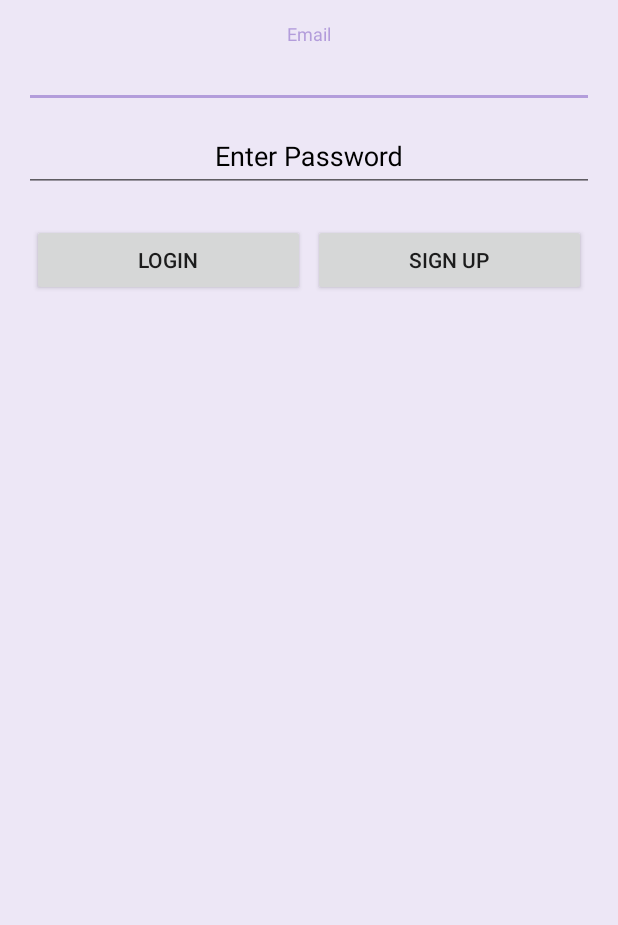
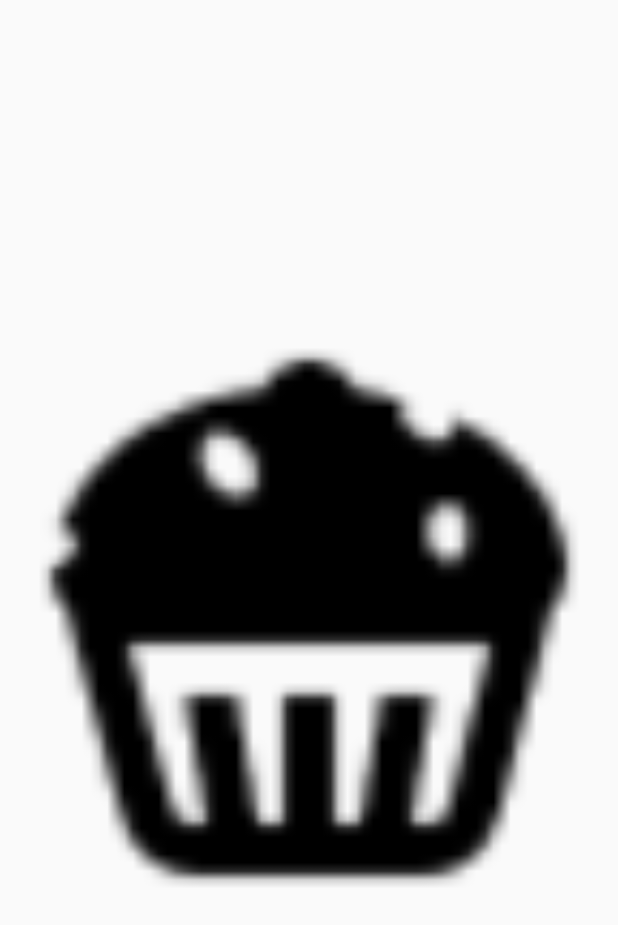
Before and after one commit to BrijeshDutta/MandC, an Android app: the screen it shows after launch (LoginActivity before the commit, SplashScreenActivity after it), on a phone screen of 412 x 824 dp. Shown: the top 925 px of the screen. Run offline under Robolectric (Android 15) with nearby library versions, the phone set to English and light mode, and no system bars.

Commit message:
1. added splash screen support 2. cleared gravity center for Login Screen

```diff
--- a/app/build.gradle
+++ b/app/build.gradle
@@ -44,4 +44,5 @@ dependencies {
 
 
 
+
 apply plugin: 'com.google.gms.google-services'
--- a/app/src/main/AndroidManifest.xml
+++ b/app/src/main/AndroidManifest.xml
@@ -6,7 +6,7 @@
     <uses-permission android:name="android.permission.GET_ACCOUNTS" />
     <uses-permission android:name="android.permission.READ_PROFILE" />
     <uses-permission android:name="android.permission.READ_CONTACTS" />
-    <uses-permission android:name="android.permission.INTERNET"/>
+    <uses-permission android:name="android.permission.INTERNET" />
 
     <application
         android:allowBackup="true"
@@ -15,14 +15,16 @@
         android:roundIcon="@mipmap/ic_launcher_round"
         android:supportsRtl="true"
         android:theme="@style/AppTheme">
-        <activity
-            android:name=".LoginActivity"
-            android:label="@string/app_name">
+        <activity android:name="muffsandchocss.com.utility.SplashScreenActivity">
             <intent-filter>
                 <action android:name="android.intent.action.MAIN" />
 
                 <category android:name="android.intent.category.LAUNCHER" />
             </intent-filter>
+        </activity>
+        <activity
+            android:name=".LoginActivity"
+            android:label="@string/app_name">
         </activity>
         <activity
             android:name=".RegisterUserActivity"
@@ -33,7 +35,8 @@
         <activity
             android:name=".HomeActivity"
             android:label="@string/muffs_and_chocss"
-            android:theme="@style/AppTheme"></activity>
+            android:theme="@style/AppTheme" />
+
     </application>
 
 </manifest>
--- /dev/null
+++ b/app/src/main/java/muffsandchocss/com/utility/SplashScreenActivity.java
@@ -0,0 +1,32 @@
+package muffsandchocss.com.utility;
+
+import android.content.Intent;
+import android.support.v7.app.AppCompatActivity;
+import android.os.Bundle;
+
+import muffsandchocss.com.mandc.LoginActivity;
+import muffsandchocss.com.mandc.R;
+
+public class SplashScreenActivity extends AppCompatActivity {
+
+    @Override
+    protected void onCreate(Bundle savedInstanceState) {
+        super.onCreate(savedInstanceState);
+        setContentView(R.layout.activity_splash_screen);
+
+        Thread myThread = new Thread(){
+            @Override
+            public void run() {
+                try {
+                    sleep(3000);
+                    Intent intent = new Intent(getApplicationContext(), LoginActivity.class);
+                    startActivity(intent);
+                    finish();
+                } catch (InterruptedException e) {
+                    e.printStackTrace();
+                }
+            }
+        };
+        myThread.start();
+    }
+}
--- a/app/src/main/res/layout/activity_login.xml
+++ b/app/src/main/res/layout/activity_login.xml
@@ -2,7 +2,6 @@
     xmlns:tools="http://schemas.android.com/tools"
     android:layout_width="match_parent"
     android:layout_height="match_parent"
-    android:gravity="center"
     android:orientation="vertical"
     android:paddingBottom="@dimen/activity_vertical_margin"
     android:paddingLeft="@dimen/activity_horizontal_margin"
@@ -29,20 +28,17 @@
             android:id="@+id/email_login_form"
             android:layout_width="match_parent"
             android:layout_height="wrap_content"
-            android:gravity="center"
             android:orientation="vertical"
             android:weightSum="1">
 
             <android.support.design.widget.TextInputLayout
                 android:layout_width="match_parent"
-                android:layout_height="wrap_content"
-                android:gravity="center">
+                android:layout_height="wrap_content">
 
                 <AutoCompleteTextView
                     android:id="@+id/email"
                     android:layout_width="match_parent"
                     android:layout_height="wrap_content"
-                    android:gravity="center"
                     android:hint="@string/prompt_email"
                     android:inputType="textEmailAddress"
                     android:maxLines="1"
@@ -58,7 +54,6 @@
                     android:id="@+id/password"
                     android:layout_width="match_parent"
                     android:layout_height="wrap_content"
-                    android:gravity="center"
                     android:hint="Enter Password"
                     android:imeActionId="@+id/login"
                     android:imeActionLabel="@string/action_sign_in_short"
@@ -74,7 +69,6 @@
                 android:layout_width="match_parent"
                 android:layout_height="80dp"
                 android:layout_margin="5dp"
-                android:gravity="center"
                 android:orientation="horizontal"
                 android:layout_weight="28.35">
 
--- /dev/null
+++ b/app/src/main/res/layout/activity_splash_screen.xml
@@ -0,0 +1,14 @@
+<?xml version="1.0" encoding="utf-8"?>
+<LinearLayout xmlns:android="http://schemas.android.com/apk/res/android"
+    xmlns:app="http://schemas.android.com/apk/res-auto"
+    xmlns:tools="http://schemas.android.com/tools"
+    android:layout_width="match_parent"
+    android:layout_height="match_parent"
+    tools:context="muffsandchocss.com.utility.SplashScreenActivity">
+
+    <ImageView
+        android:layout_width="match_parent"
+        android:layout_height="match_parent"
+        android:src="@drawable/mandc" />
+
+</LinearLayout>
```
